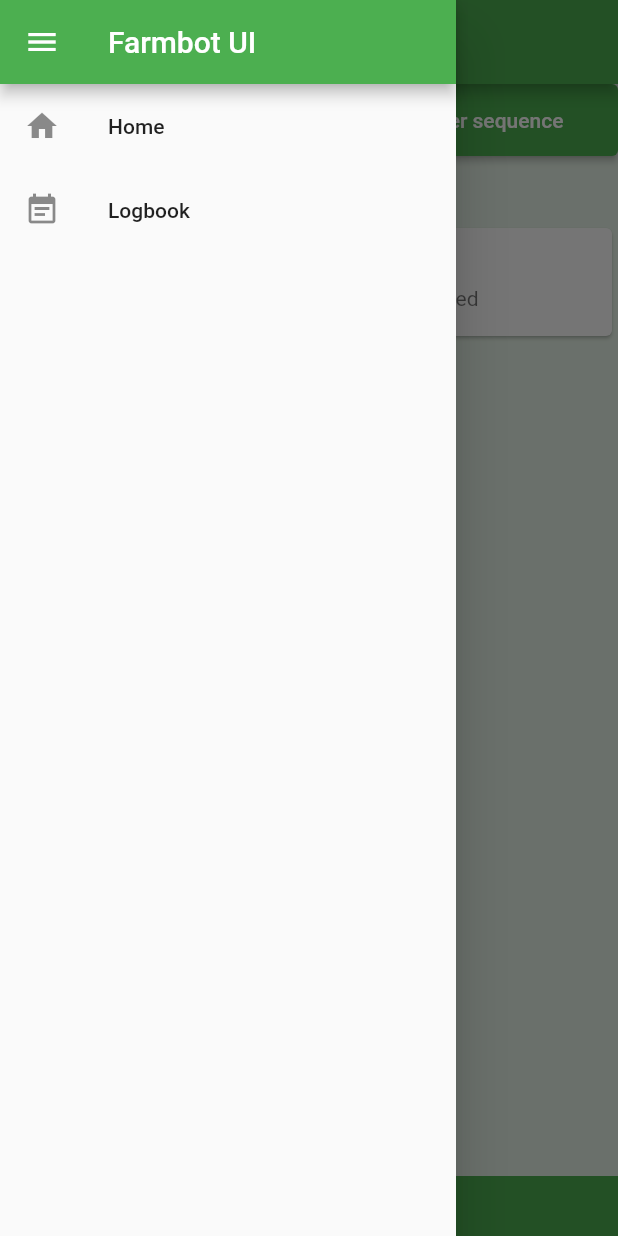
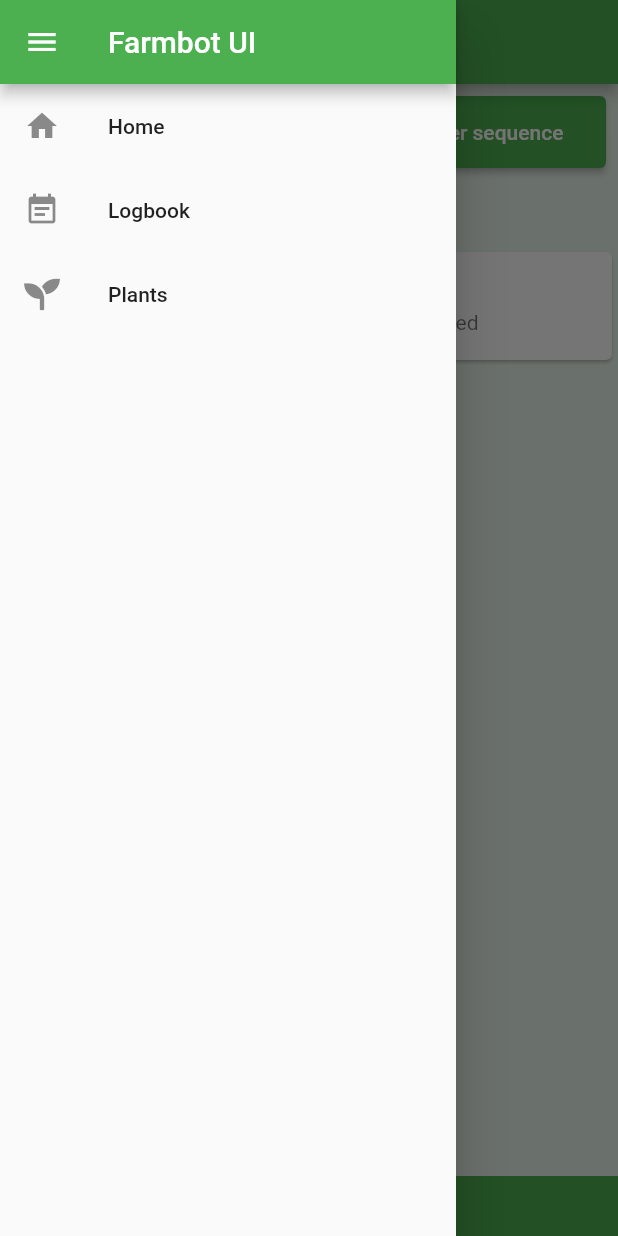
Before and after one commit to AvansETI/farmbot, a Flutter app: the screen it shows after launch, with the side drawer open, on a phone screen of 412 x 824 dp. Run offline on Flutter 3.47's test engine with Material 2 defaults, Android fonts, the phone set to English and light mode, and no system bars; our stand-ins replace font_awesome_flutter; missing offline and left inert: dart:html, shared_preferences_web.

Commit message:
[finish] Frontend

```diff
--- a/ui/farmbot_ui/lib/Model/logItem.dart
+++ b/ui/farmbot_ui/lib/Model/logItem.dart
@@ -1,12 +1,10 @@
-import 'package:flutter/cupertino.dart';
-
 //Model of the logbook items
 class LogItem{
   DateTime time;
   String event;
   String status;
 
-  LogItem({@required this.time, @required this.event, @required this.status});
+  LogItem({required this.time, required this.event, required this.status});
 
   DateTime get getTime => this.time;
 
--- /dev/null
+++ b/ui/farmbot_ui/lib/Model/plantModel.dart
@@ -0,0 +1,29 @@
+import 'dart:typed_data';
+
+class PlantModel{
+  final String id;
+  final int plantId;
+  final String plantType;
+  final String plantedAt;
+  final String imageDate;
+  final String imageID;
+  final int humidity;
+  final double temperature;
+
+  PlantModel({required this.id, required this.plantId, required this.plantType, required this.plantedAt, required this.imageDate, required this.imageID, required this.humidity, required this.temperature});
+
+  toJson(){
+    Map<String, dynamic> m = new Map();
+
+    m['id'] = id;
+    m['plantID'] = plantId;
+    m["plantType"] = plantType;
+    m["plantedAt"] = plantedAt;
+    m["imageDate"] = imageDate;
+    m["imageID"] = imageID;
+    m["humidity"] = humidity;
+    m["temperature"] = temperature;
+
+    return m;
+  }
+}
--- a/ui/farmbot_ui/lib/Provider/controlProvider.dart
+++ b/ui/farmbot_ui/lib/Provider/controlProvider.dart
@@ -12,8 +12,9 @@ class ControlProvider with ChangeNotifier{
   ///
   ///[context] is used to show the response snackbar
   Future<void> startDataSequence(BuildContext context) async{
+    Uri uri = Uri.parse(EndPoints.dataSequence);
     try{
-      var response = await http.get(Uri.parse(EndPoints.dataSequence)).timeout(Duration(seconds: 10));
+      var response = await http.get(uri).timeout(Duration(seconds: 10));
 
      String responseString = response.body;
      showSnackbar(context, responseString);
--- a/ui/farmbot_ui/lib/Screen/homeScreen.dart
+++ b/ui/farmbot_ui/lib/Screen/homeScreen.dart
@@ -10,7 +10,7 @@ import 'package:provider/provider.dart';
 
 class HomeScreen extends StatefulWidget {
   static const routeName = "";
-  const HomeScreen({ Key key }) : super(key: key);
+  const HomeScreen({ Key? key }) : super(key: key);
 
   @override
   _HomeScreenState createState() => _HomeScreenState();
@@ -19,7 +19,7 @@ class HomeScreen extends StatefulWidget {
 class _HomeScreenState extends State<HomeScreen> {
   bool _isInit = false;
   bool _isLoading = false;
-  LogItem _lastLogItem;
+  LogItem? _lastLogItem;
 
  @override
   Future<void> didChangeDependencies()async{
@@ -60,6 +60,8 @@ class _HomeScreenState extends State<HomeScreen> {
                   Row(children: [
                     Expanded(
                       flex: 1,
+                      child: Padding(
+                        padding: const EdgeInsets.all(8.0),
                         child: ElevatedButton(
                           onPressed: () => Provider.of<ControlProvider>(context, listen: false).startDataSequence(context),
                           child: Text("Start camera sequence"),
@@ -68,15 +70,19 @@ class _HomeScreenState extends State<HomeScreen> {
                             padding: EdgeInsets.all(16.0),
 
                           ),
+                        ),
                       )),
                       Expanded(
                       flex: 1,
+                      child: Padding(
+                        padding: const EdgeInsets.all(8.0),
                         child: ElevatedButton(
                           onPressed: () => Provider.of<ControlProvider>(context, listen: false).startWaterSequence(context),
                           child: Text("Start water sequence"),
                           style: ElevatedButton.styleFrom(
                             primary: Colors.green,
                             padding: EdgeInsets.all(16.0),
+                          ),
                         ),
                       ))
                   ],),
--- a/ui/farmbot_ui/lib/Screen/logbook.dart
+++ b/ui/farmbot_ui/lib/Screen/logbook.dart
@@ -4,7 +4,7 @@ import 'package:flutter/material.dart';
 
 class Logbook extends StatefulWidget {
   static const routeName = "/logbook";
-  const Logbook({ Key key }) : super(key: key);
+  const Logbook({ Key? key }) : super(key: key);
 
   @override
   _LogbookState createState() => _LogbookState();
--- a/ui/farmbot_ui/lib/main.dart
+++ b/ui/farmbot_ui/lib/main.dart
@@ -1,6 +1,9 @@
 import 'package:farmbot_ui/Provider/LogbookProvider.dart';
+import 'package:farmbot_ui/Provider/controlProvider.dart';
+import 'package:farmbot_ui/Provider/plantProvider.dart';
 import 'package:farmbot_ui/Screen/homeScreen.dart';
 import 'package:farmbot_ui/Screen/logbook.dart';
+import 'package:farmbot_ui/Screen/plantScreen.dart';
 import 'package:flutter/material.dart';
 import 'package:provider/provider.dart';
 
@@ -15,7 +18,9 @@ class MyApp extends StatelessWidget {
     return MultiProvider(
       //Define providers in app scope
       providers: [
-        ChangeNotifierProvider.value(value: LogbookProvider(),)
+        ChangeNotifierProvider.value(value: LogbookProvider(),),
+        ChangeNotifierProvider.value(value: ControlProvider(),),
+        ChangeNotifierProvider.value(value: PlantProvider(),),
       ],
       child: MaterialApp(
       title: 'Farmbot UI',
@@ -29,6 +34,7 @@ class MyApp extends StatelessWidget {
       routes: {
         HomeScreen.routeName: (ctx) => HomeScreen(),
         Logbook.routeName: (ctx) => Logbook(),
+        PlantScreen.routeName: (ctx) => PlantScreen(),
       },
     ),
     );
--- a/ui/farmbot_ui/lib/values/endpoints.dart
+++ b/ui/farmbot_ui/lib/values/endpoints.dart
@@ -1,11 +1,21 @@
 class EndPoints{
 
   //URL of API
-  static const String baseUrl = "localhost:3000/";
+  static const String baseUrl = "http://127.0.0.1:3000";
+  static const String baseUrlWithout = "127.0.0.1:3000";
 
   //Endpoint to start camera sequence
-  static const String dataSequence = baseUrl + "datasequence";
+  static const String dataSequence = baseUrl + "/datasequence";
 
   //Endpoint to start water sequence
-  static const String waterSequence = baseUrl + "watersequence";
+  static const String waterSequence = baseUrl + "/watersequence";
+
+  //Get available plants
+  static const String getTypes = baseUrl + "/Plant/type";
+
+  //Get data of plant type
+  static const String getPlantByType = "/plant/plant_type";
+
+  //Endpoint to get image
+  static const String getImage = baseUrl + "/image/";
 }
--- a/ui/farmbot_ui/lib/widget/LogbookItem.dart
+++ b/ui/farmbot_ui/lib/widget/LogbookItem.dart
@@ -4,9 +4,9 @@ import 'package:flutter/material.dart';
 //Layout class for a logbook item
 class LogbookItem extends StatefulWidget {
   //Model item that holds the data
-  final LogItem logItem;
+  final LogItem? logItem;
 
-  const LogbookItem({ Key key, this.logItem }) : super(key: key);
+  const LogbookItem({ Key? key, this.logItem }) : super(key: key);
 
 
 
@@ -21,8 +21,8 @@ class _LogbookItemState extends State<LogbookItem> {
       child: Column(
         children: [
           ListTile(
-            title: Text(widget.logItem.event),
-            subtitle: Text("Time: ${widget.logItem.time}, status: ${widget.logItem.status}"),
+            title: Text(widget.logItem!.event),
+            subtitle: Text("Time: ${widget.logItem!.time}, status: ${widget.logItem!.status}"),
           )
         ],
       ),
--- a/ui/farmbot_ui/lib/widget/drawer.dart
+++ b/ui/farmbot_ui/lib/widget/drawer.dart
@@ -1,6 +1,8 @@
 import 'package:farmbot_ui/Screen/homeScreen.dart';
 import 'package:farmbot_ui/Screen/logbook.dart';
+import 'package:farmbot_ui/Screen/plantScreen.dart';
 import 'package:flutter/material.dart';
+import 'package:font_awesome_flutter/font_awesome_flutter.dart';
 
 //Navigation Menu
 class AppDrawer extends StatefulWidget {
@@ -39,7 +41,11 @@ class _AppDrawerState extends State<AppDrawer> {
                   title: Text("Logbook"),
                   onTap: () => Navigator.of(context).pushNamed(Logbook.routeName),
                   ),
-
+                  ListTile(
+                  leading: FaIcon(FontAwesomeIcons.seedling),
+                  title: Text("Plants"),
+                  onTap: () => Navigator.of(context).pushNamed(PlantScreen.routeName),
+                  ),
 
                         ],
                       )
--- a/ui/farmbot_ui/lib/widget/logList.dart
+++ b/ui/farmbot_ui/lib/widget/logList.dart
@@ -6,7 +6,7 @@ import 'package:flutter/material.dart';
 import 'package:provider/provider.dart';
 
 class LogbookList extends StatefulWidget {
-  const LogbookList({ Key key }) : super(key: key);
+  const LogbookList({ Key? key }) : super(key: key);
 
   @override
   _LogbookListState createState() => _LogbookListState();
--- a/ui/farmbot_ui/pubspec.yaml
+++ b/ui/farmbot_ui/pubspec.yaml
@@ -18,7 +18,7 @@ publish_to: 'none' # Remove this line if you wish to publish to pub.dev
 version: 1.0.0+1
 
 environment:
-  sdk: ">=2.7.0 <3.0.0"
+  sdk: '>=2.12.0 <3.0.0'
 
 dependencies:
   flutter:
@@ -26,6 +26,8 @@ dependencies:
   http: ^0.13.1
   provider: ^5.0.0
   shared_preferences: ^2.0.5
+  intl: ^0.17.0
+  font_awesome_flutter: ^9.0.0
 
 
   # The following adds the Cupertino Icons font to your application.
```
Also changed, not shown: ui/farmbot_ui/lib/Provider/plantProvider.dart (added, +75 -0 lines), ui/farmbot_ui/lib/Screen/plantScreen.dart (added, +174 -0 lines), ui/farmbot_ui/lib/widget/plantItem.dart (added, +56 -0 lines), ui/farmbot_ui/pubspec.lock, 6 other files. Lines whose indentation alone changed are shown as unchanged.
